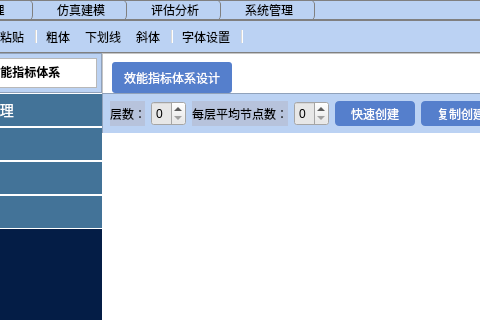
First picture: the form in mainwindow.ui, repository basiABC/evaluation, before the edit; both pictures show x 98 to 578 and y 0 to 320 of the 1036 by 664 pixel window.
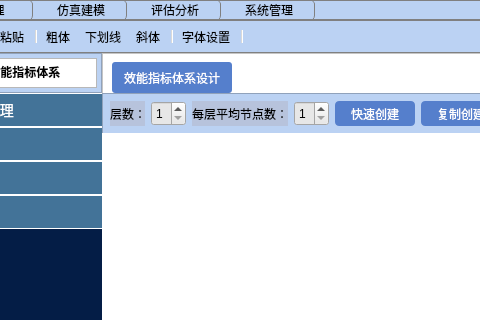
Second picture: the form after the edit. Icons and pictures are not drawn.

```diff
--- a/mainwindow.ui
+++ b/mainwindow.ui
@@ -448,6 +448,9 @@
                 <height>16777215</height>
                </size>
               </property>
+              <property name="minimum">
+               <number>1</number>
+              </property>
              </widget>
             </item>
             <item>
@@ -480,6 +483,9 @@
                 <height>16777215</height>
                </size>
               </property>
+              <property name="minimum">
+               <number>1</number>
+              </property>
              </widget>
             </item>
             <item>
```
